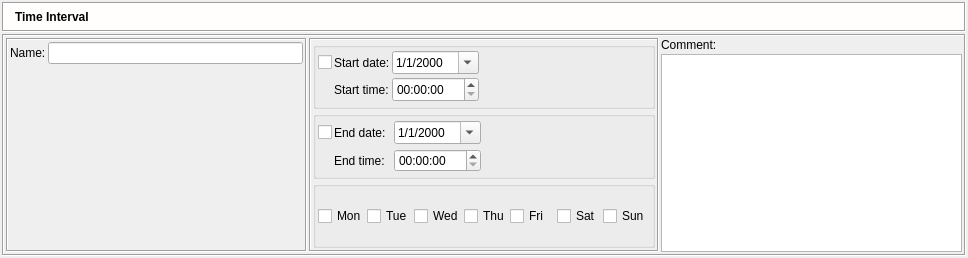
Above: src/gui/timedialog_q.ui from fwbuilder/fwbuilder before the change. Below: the same form after it.
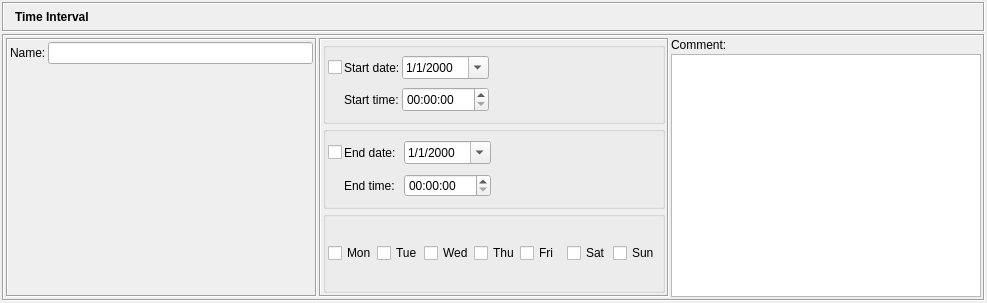
That is the form after the change. Icons and pictures are not drawn.

Commit message:
* various dialogs: fixed bug #2187094: "fwbuilder does not use system colors for text boxes".  Some dialogs would not properly pick up KDE theme. This was especially visible if theme used dark background colors and white font, in which case many input fields in dialogs would use white text on white background.
* PolicyCompiler_ipt.cpp (separateUserServices::processNext):
fixed bug #2186568 "Again User service - group/negate".  Compiler
for iptables did not support groups and negation of the
UserService objects.

```diff
--- a/src/gui/timedialog_q.ui
+++ b/src/gui/timedialog_q.ui
@@ -8,8 +8,8 @@
    <rect>
     <x>0</x>
     <y>0</y>
-    <width>968</width>
-    <height>258</height>
+    <width>987</width>
+    <height>303</height>
    </rect>
   </property>
   <property name="windowTitle" >
@@ -19,16 +19,7 @@
    <property name="spacing" >
     <number>2</number>
    </property>
-   <property name="leftMargin" >
-    <number>2</number>
-   </property>
-   <property name="topMargin" >
-    <number>2</number>
-   </property>
-   <property name="rightMargin" >
-    <number>2</number>
-   </property>
-   <property name="bottomMargin" >
+   <property name="margin" >
     <number>2</number>
    </property>
    <item>
@@ -36,18 +27,6 @@
      <property name="spacing" >
       <number>2</number>
      </property>
-     <property name="leftMargin" >
-      <number>0</number>
-     </property>
-     <property name="topMargin" >
-      <number>0</number>
-     </property>
-     <property name="rightMargin" >
-      <number>0</number>
-     </property>
-     <property name="bottomMargin" >
-      <number>0</number>
-     </property>
      <item>
       <widget class="QFrame" name="frame3" >
        <property name="sizePolicy" >
@@ -62,70 +41,6 @@
          <height>30</height>
         </size>
        </property>
-       <property name="palette" >
-        <palette>
-         <active>
-          <colorrole role="Base" >
-           <brush brushstyle="SolidPattern" >
-            <color alpha="255" >
-             <red>255</red>
-             <green>255</green>
-             <blue>255</blue>
-            </color>
-           </brush>
-          </colorrole>
-          <colorrole role="Window" >
-           <brush brushstyle="SolidPattern" >
-            <color alpha="255" >
-             <red>255</red>
-             <green>254</green>
-             <blue>253</blue>
-            </color>
-           </brush>
-          </colorrole>
-         </active>
-         <inactive>
-          <colorrole role="Base" >
-           <brush brushstyle="SolidPattern" >
-            <color alpha="255" >
-             <red>255</red>
-             <green>255</green>
-             <blue>255</blue>
-            </color>
-           </brush>
-          </colorrole>
-          <colorrole role="Window" >
-           <brush brushstyle="SolidPattern" >
-            <color alpha="255" >
-             <red>255</red>
-             <green>254</green>
-             <blue>253</blue>
-            </color>
-           </brush>
-          </colorrole>
-         </inactive>
-         <disabled>
-          <colorrole role="Base" >
-           <brush brushstyle="SolidPattern" >
-            <color alpha="255" >
-             <red>255</red>
-             <green>254</green>
-             <blue>253</blue>
-            </color>
-           </brush>
-          </colorrole>
-          <colorrole role="Window" >
-           <brush brushstyle="SolidPattern" >
-            <color alpha="255" >
-             <red>255</red>
-             <green>254</green>
-             <blue>253</blue>
-            </color>
-           </brush>
-          </colorrole>
-         </disabled>
-        </palette>
-       </property>
        <property name="autoFillBackground" >
         <bool>true</bool>
        </property>
@@ -135,26 +50,30 @@
        <property name="frameShadow" >
         <enum>QFrame::Sunken</enum>
        </property>
-       <layout class="QGridLayout" >
-        <property name="leftMargin" >
+       <layout class="QGridLayout" name="gridLayout" >
+        <property name="margin" >
          <number>2</number>
         </property>
-        <property name="topMargin" >
+        <property name="spacing" >
          <number>2</number>
         </property>
-        <property name="rightMargin" >
-         <number>2</number>
-        </property>
-        <property name="bottomMargin" >
-         <number>2</number>
-        </property>
-        <property name="horizontalSpacing" >
-         <number>2</number>
-        </property>
-        <property name="verticalSpacing" >
-         <number>2</number>
-        </property>
-        <item row="0" column="2" >
+        <item row="0" column="0" >
+         <widget class="QLabel" name="label_3" >
+          <property name="sizePolicy" >
+           <sizepolicy vsizetype="Preferred" hsizetype="Maximum" >
+            <horstretch>0</horstretch>
+            <verstretch>0</verstretch>
+           </sizepolicy>
+          </property>
+          <property name="text" >
+           <string/>
+          </property>
+          <property name="pixmap" >
+           <pixmap resource="MainRes.qrc" >:/Icons/Interval/icon</pixmap>
+          </property>
+         </widget>
+        </item>
+        <item row="0" column="1" >
          <widget class="QLabel" name="editorTitle" >
           <property name="font" >
            <font>
@@ -170,22 +89,6 @@
           </property>
          </widget>
         </item>
-        <item row="0" column="1" >
-         <widget class="QLabel" name="label_3" >
-          <property name="sizePolicy" >
-           <sizepolicy vsizetype="Preferred" hsizetype="Maximum" >
-            <horstretch>0</horstretch>
-            <verstretch>0</verstretch>
-           </sizepolicy>
-          </property>
-          <property name="text" >
-           <string/>
-          </property>
-          <property name="pixmap" >
-           <pixmap resource="MainRes.qrc" >:/Icons/clock_25.png</pixmap>
-          </property>
-         </widget>
-        </item>
        </layout>
       </widget>
      </item>
@@ -241,7 +144,7 @@
              <property name="sizeType" >
               <enum>QSizePolicy::MinimumExpanding</enum>
              </property>
-             <property name="sizeHint" >
+             <property name="sizeHint" stdset="0" >
               <size>
                <width>20</width>
                <height>5</height>
@@ -309,7 +212,7 @@
                 <property name="orientation" >
                  <enum>Qt::Horizontal</enum>
                 </property>
-                <property name="sizeHint" >
+                <property name="sizeHint" stdset="0" >
                  <size>
                   <width>101</width>
                   <height>25</height>
@@ -342,7 +245,7 @@
                 <property name="orientation" >
                  <enum>Qt::Horizontal</enum>
                 </property>
-                <property name="sizeHint" >
+                <property name="sizeHint" stdset="0" >
                  <size>
                   <width>111</width>
                   <height>20</height>
@@ -395,7 +298,7 @@
                 <property name="orientation" >
                  <enum>Qt::Horizontal</enum>
                 </property>
-                <property name="sizeHint" >
+                <property name="sizeHint" stdset="0" >
                  <size>
                   <width>101</width>
                   <height>25</height>
@@ -421,7 +324,7 @@
                 <property name="orientation" >
                  <enum>Qt::Horizontal</enum>
                 </property>
-                <property name="sizeHint" >
+                <property name="sizeHint" stdset="0" >
                  <size>
                   <width>101</width>
                   <height>25</height>
@@ -459,22 +362,10 @@
                  <enum>QFrame::Raised</enum>
                 </property>
                 <layout class="QGridLayout" >
-                 <property name="leftMargin" >
+                 <property name="margin" >
                   <number>0</number>
                  </property>
-                 <property name="topMargin" >
-                  <number>0</number>
-                 </property>
-                 <property name="rightMargin" >
-                  <number>0</number>
-                 </property>
-                 <property name="bottomMargin" >
-                  <number>0</number>
-                 </property>
-                 <property name="horizontalSpacing" >
-                  <number>0</number>
-                 </property>
-                 <property name="verticalSpacing" >
+                 <property name="spacing" >
                   <number>0</number>
                  </property>
                  <item row="0" column="0" >
```
Left out of the diff: 4 changed lines with no effect on the pictures. The commit also changes 29 other files.
